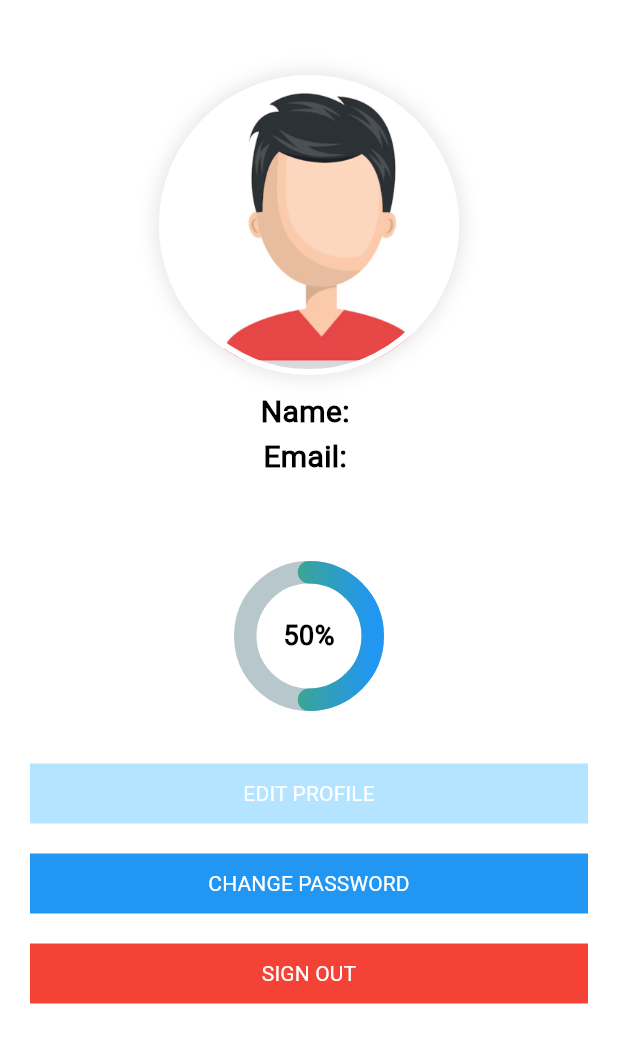
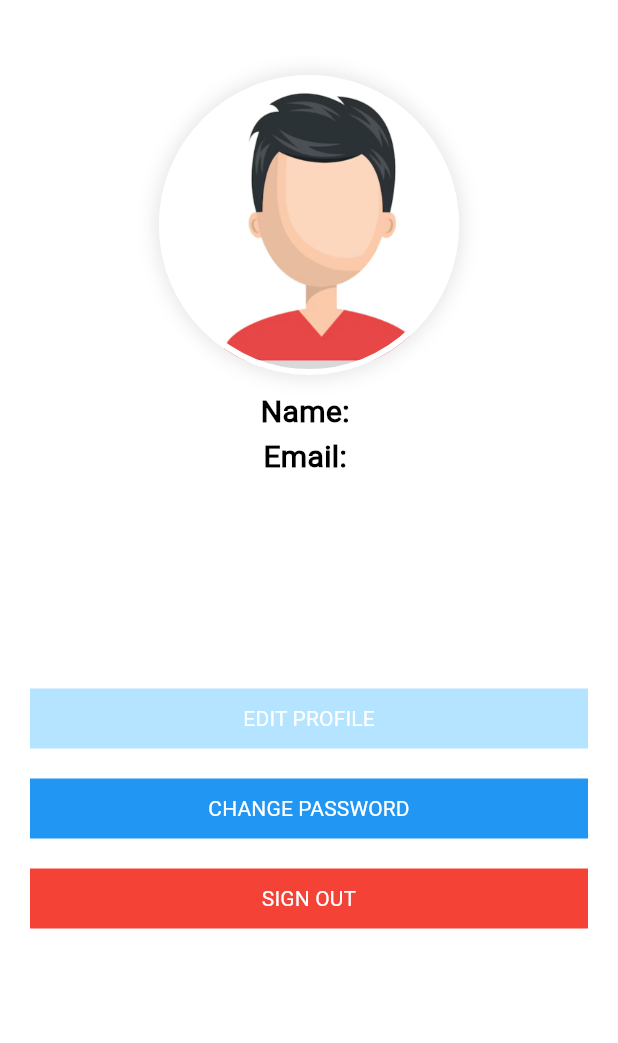
Before and after one commit to Andrewaziz99/Graduation_Project_Tarikhna, a Flutter app: the Profile_Page_Screen screen opened directly, on a phone screen of 412 x 824 dp. Shown: the top 1043 px of the screen. Run offline on Flutter 3.47's test engine with Material 3 defaults, Android fonts, the phone set to English and light mode, and no system bars; drawn by our look-alikes of percent_indicator; our stand-ins replace awesome_dialog, bloc, card_swiper, cherry_toast, circular_countdown_timer, conditional_builder_null_safety and 6 more; missing offline and left inert: flutter_tesseract_ocr, syncfusion_flutter_pdf; accounts and stored records are empty; network calls fail.

Commit message:
modify profile

```diff
--- a/Flutter App/Tarikhna/lib/modules/profile/cubit/cubit.dart
+++ b/Flutter App/Tarikhna/lib/modules/profile/cubit/cubit.dart
@@ -62,9 +62,10 @@ emit(UpdateProfileLoadingState());
       token: CacheHelper.getData(key: 'token'),
     ).then((value) {
       getProfile();
+      // print(value.data);
+      updateProfileModel = UpdateProfileModel.fromJson(value.data);
+      CacheHelper.saveData(key: 'token', value: updateProfileModel!.data!);
       LessonsCubit().getLessons();
-      print(value.data);
-      updateProfileModel = UpdateProfileModel.fromJson(value.data);
       emit(UpdateProfileSuccessState(profileModel!));
     }).catchError((error) {
       print(error.toString());
--- a/Flutter App/Tarikhna/lib/modules/profile/progressBar.dart
+++ b/Flutter App/Tarikhna/lib/modules/profile/progressBar.dart
@@ -48,10 +48,6 @@ class Profile_Page_Screen extends StatelessWidget {
                             image: const DecorationImage(
                               image: AssetImage("images/profile.png"),
                               fit: BoxFit.cover,
-
-
-
-
                             ),
                           )),
                     ]),
@@ -79,24 +75,24 @@ class Profile_Page_Screen extends StatelessWidget {
                       child: Column(
                         // mainAxisAlignment: MainAxisAlignment.spaceEvenly,
                         children: [
-                          Padding(
-                            padding: const EdgeInsets.all(15.0),
-                            child: CircularPercentIndicator(
-                              animation: true,
-                              animationDuration: 500,
-                              radius: 50,
-                              lineWidth: 15,
-                              percent: 0.5,
-                              linearGradient: const LinearGradient(
-                                colors: [Colors.green, Colors.blue],
-                              ),
-                              circularStrokeCap: CircularStrokeCap.round,
-                              center: const Text(
-                                "50%",
-                              ),
-                            ),
-                          ),
-                          const SizedBox(height: 20),
+                          // Padding(
+                          //   padding: const EdgeInsets.all(15.0),
+                          //   child: CircularPercentIndicator(
+                          //     animation: true,
+                          //     animationDuration: 500,
+                          //     radius: 50,
+                          //     lineWidth: 15,
+                          //     percent: 0.5,
+                          //     linearGradient: const LinearGradient(
+                          //       colors: [Colors.green, Colors.blue],
+                          //     ),
+                          //     circularStrokeCap: CircularStrokeCap.round,
+                          //     center: const Text(
+                          //       "50%",
+                          //     ),
+                          //   ),
+                          // ),
+                          const SizedBox(height: 100),
                           defaultButton(
                             background: AppColors10.bluecielcolor,
                             function: () {
```
Also changed, not shown: Flutter App/Tarikhna/lib/modules/profile/change_password_screen.dart (+24 -1 lines).
